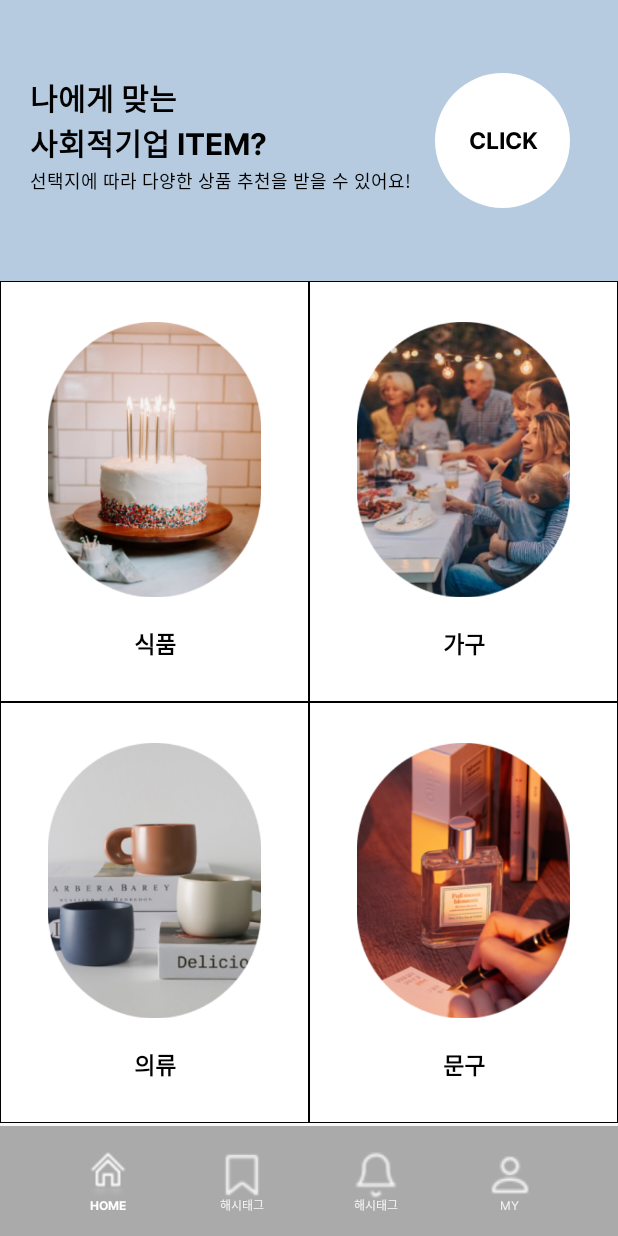
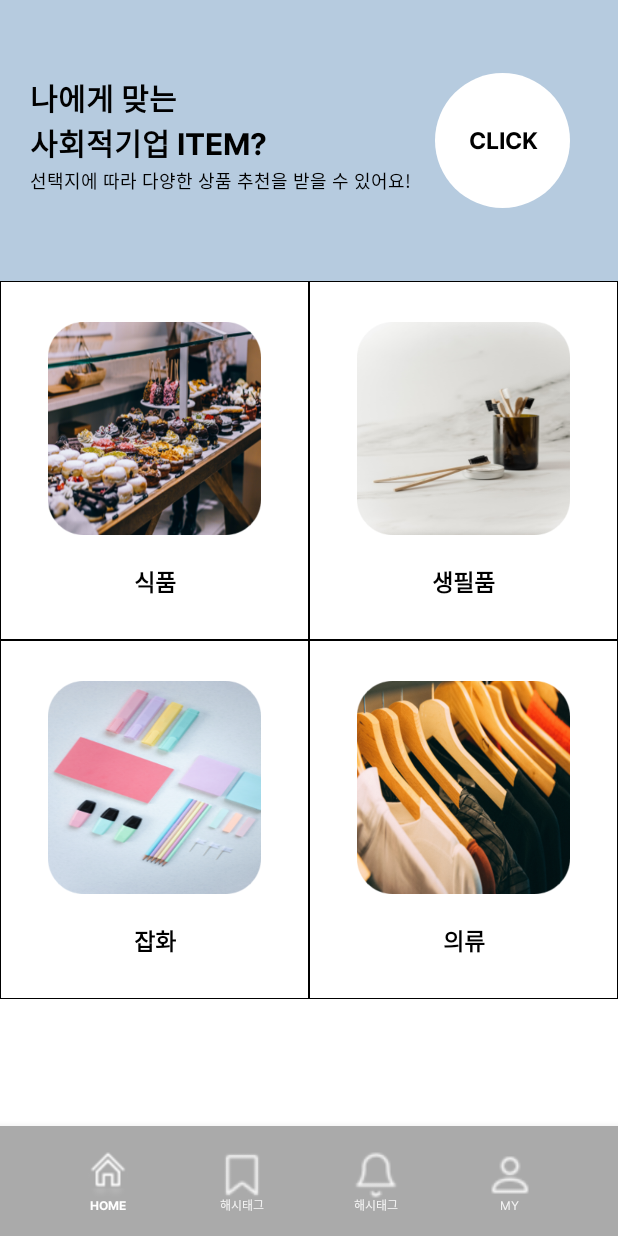
Before and after one commit to DongjieuN/bahrombridges0529, an Android app: the fragment GiftFragment placed in its activity, on a phone screen of 412 x 824 dp. Run offline under Robolectric (Android 15) with nearby library versions, the phone set to English and light mode, and no system bars.

Commit message:
카테고리 이미지 변경

```diff
--- a/app/src/main/res/layout/fragment_gift.xml
+++ b/app/src/main/res/layout/fragment_gift.xml
@@ -182,7 +182,7 @@
                         android:layout_height="wrap_content"
                         android:layout_marginTop="19dp"
                         android:layout_marginBottom="27dp"
-                        android:text="가구"
+                        android:text="생필품"
                         android:textColor="@color/black"
                         android:textSize="15sp"
                         android:textStyle="bold"
@@ -250,7 +250,7 @@
                         android:layout_height="wrap_content"
                         android:layout_marginTop="19dp"
                         android:layout_marginBottom="27dp"
-                        android:text="의류"
+                        android:text="잡화"
                         android:textColor="@color/black"
                         android:textSize="15sp"
                         android:textStyle="bold"
@@ -281,7 +281,7 @@
                         android:layout_height="wrap_content"
                         android:layout_marginTop="19dp"
                         android:layout_marginBottom="27dp"
-                        android:text="문구"
+                        android:text="의류"
                         android:textColor="@color/black"
                         android:textSize="15sp"
                         android:textStyle="bold"
```
Also changed, not shown: app/src/main/res/drawable/gift_category_birthday_btn_img.png, app/src/main/res/drawable/gift_category_light_gift_btn_img.png, app/src/main/res/drawable/gift_category_luxury_btn_img.png, app/src/main/res/drawable/gift_category_parents_btn_img.png.
